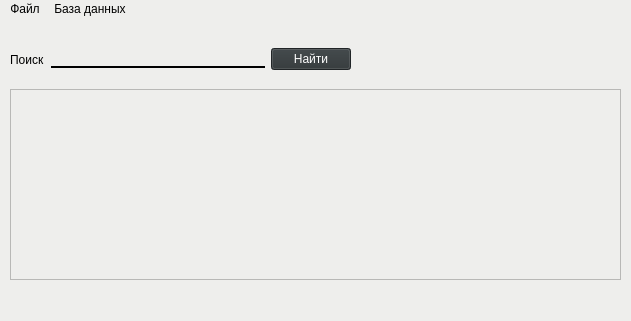
namig41/DataBaseGUI, file DataBaseGUI.ui: the form before one commit.
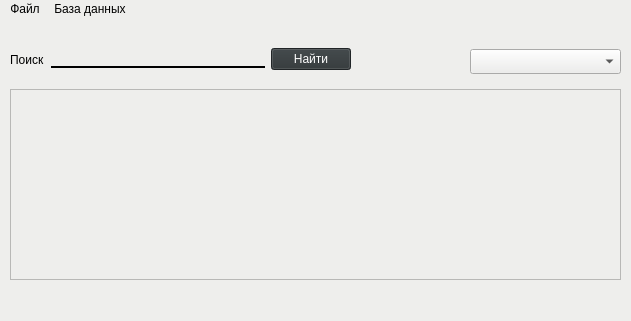
The form after the commit.

```diff
--- a/DataBaseGUI.ui
+++ b/DataBaseGUI.ui
@@ -69,6 +69,16 @@
      </item>
     </layout>
    </widget>
+   <widget class="QComboBox" name="comboBox">
+    <property name="geometry">
+     <rect>
+      <x>470</x>
+      <y>30</y>
+      <width>151</width>
+      <height>25</height>
+     </rect>
+    </property>
+   </widget>
   </widget>
   <widget class="QMenuBar" name="menubar">
    <property name="geometry">
```
Left out of the diff: 9 changed lines with no effect on the pictures.
